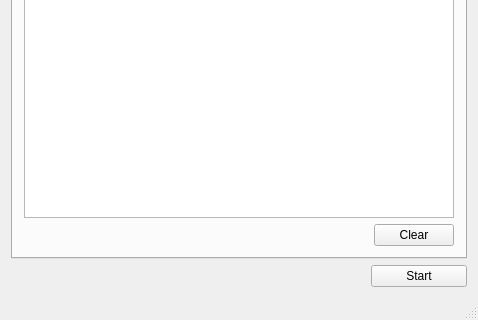
Qt form MainWindow.ui (cui-daniel/cn.org.snail.clang.qt.utility.clipboard.share) before a commit; both pictures show x 0 to 478 and y 243 to 563 of the 478 by 563 pixel window.
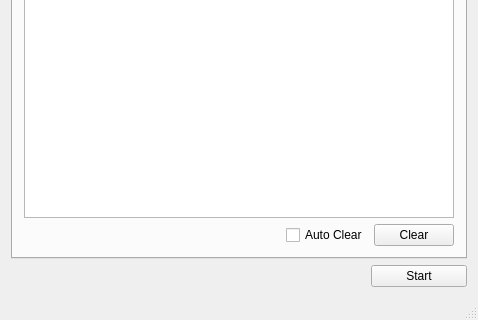
The same form after that commit.

Commit message: 添加自动清除日志功能

Patch:
```diff
--- a/MainWindow.ui
+++ b/MainWindow.ui
@@ -165,6 +165,13 @@
               </property>
              </spacer>
             </item>
+            <item>
+             <widget class="QCheckBox" name="mAutoClear">
+              <property name="text">
+               <string>Auto Clear</string>
+              </property>
+             </widget>
+            </item>
             <item>
              <widget class="QPushButton" name="mLogClear">
               <property name="minimumSize">
```
The commit also changes 2 other files.
